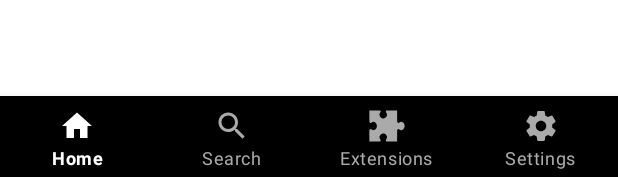
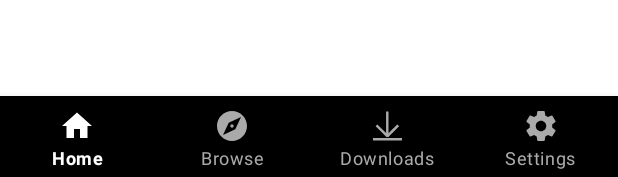
Before and after one commit to AbdullahM0hamed/AnimeDL, an Android app: the layout main.xml on its own in the app's theme, with its tools: preview values and no code run, on a phone screen of 412 x 824 dp. Shown: the part 1056-1233 px from the top of the screen. Run offline under Robolectric (Android 15) with nearby library versions, the phone set to English and light mode, and no system bars.

Commit message:
Change bottom nav items

```diff
--- /dev/null
+++ b/app/src/main/res/drawable/ic_browse_24dp.xml
@@ -0,0 +1,9 @@
+<vector xmlns:android="http://schemas.android.com/apk/res/android"
+        android:width="24dp"
+        android:height="24dp"
+        android:viewportWidth="24.0"
+        android:viewportHeight="24.0">
+    <path
+        android:fillColor="#FF000000"
+        android:pathData="M12,10.9c-0.61,0 -1.1,0.49 -1.1,1.1s0.49,1.1 1.1,1.1c0.61,0 1.1,-0.49 1.1,-1.1s-0.49,-1.1 -1.1,-1.1zM12,2C6.48,2 2,6.48 2,12s4.48,10 10,10 10,-4.48 10,-10S17.52,2 12,2zM14.19,14.19L6,18l3.81,-8.19L18,6l-3.81,8.19z"/>
+</vector>
--- /dev/null
+++ b/app/src/main/res/drawable/ic_download.xml
@@ -0,0 +1,21 @@
+<?xml version="1.0" encoding="utf-8"?>
+<vector xmlns:android="http://schemas.android.com/apk/res/android"
+    android:width="500.000000dp"
+    android:height="500.000000dp"
+    android:viewportWidth="500.000000"
+    android:viewportHeight="500.000000">
+
+    <group
+            android:translateY="500.000000"
+            android:scaleX="0.100000"
+            android:scaleY="-0.100000">
+        <path
+            android:fillColor="#000000"
+            android:strokeWidth="1"
+            android:pathData="M2370 3018 l0 -1503 -605 605 -605 605 -122 -123 -123 -123 751 -749 752 -750 149 0 150 0 48 63 c27 34 355 369 729 745 l681 682 -120 120 c-66 66 -124 120 -130 120 -5 0 -281 -271 -612 -602 l-603 -603 0 1508 0 1507 -170 0 -170 0 0 -1502z" />
+        <path
+            android:fillColor="#000000"
+            android:strokeWidth="1"
+            android:pathData="M550 660 l0 -170 2015 0 2015 0 0 170 0 170 -2015 0 -2015 0 0 -170z" />
+    </group>
+</vector>
--- a/app/src/main/res/drawable/ic_extensions_24dp.xml
+++ /dev/null
@@ -1,16 +0,0 @@
-<?xml version="1.0" encoding="utf-8"?>
-<vector xmlns:android="http://schemas.android.com/apk/res/android"
-    android:width="1000dp"
-    android:height="1000dp"
-    android:viewportWidth="1000"
-    android:viewportHeight="1000">
-
-    <group
-            android:translateY="511.000000"
-            android:scaleX="0.100000"
-            android:scaleY="-0.100000">
-        <path
-            android:fillColor="#000000"
-            android:pathData="M100,2967.9c0-1204.3,6.8-1480.3,34.2-1598.9c63.9-266.9,184.8-437.9,312.5-437.9c84.4,0,139.1,29.6,285.1,152.8c228.1,191.6,431.1,232.6,711.6,146c460.7-143.7,755-581.6,755-1131.3c0-526.9-301.1-967.1-755-1108.5c-280.5-86.7-483.5-45.6-711.6,146C585.8-740.8,531.1-711.1,449-711.1c-91.2,0-159.7-54.7-223.5-184.7C104.6-1135.3,100-1174.1,100-2745.6v-1455.2h1473.4c1313.8,0,1482.6,4.6,1551,36.5c102.6,50.2,130,104.9,118.6,237.2c-11.4,111.8-22.8,141.4-212.1,485.8c-86.7,162-109.5,230.4-118.6,342.1c-25.1,303.3,86.7,586.2,321.6,812c246.3,234.9,549.7,333,875.8,282.8c417.4-63.9,782.3-410.6,869-823.4c54.7-262.3,22.8-396.9-171.1-739c-102.6-177.9-134.6-255.5-141.4-349c-11.4-143.7,13.7-198.4,118.6-248.6c68.4-31.9,237.2-36.5,1551-36.5H7807l6.8,1521.3l6.8,1523.6l54.7,143.7c68.4,184.8,175.6,301.1,273.7,301.1c91.2,0,143.7-27.4,289.7-150.5c157.4-134.6,287.4-191.6,444.8-191.6c415.1,0,807.4,303.4,958,745.8c77.6,221.3,77.6,611.3,2.3,832.5c-157.4,456.2-533.7,748.1-964.8,748.1c-164.2,0-257.8-38.8-424.3-177.9c-166.5-139.1-214.4-164.2-305.6-164.2c-98.1,0-205.3,116.3-273.7,301.1l-54.7,143.7l-6.8,1523.6l-6.8,1521.3H6335.9c-1578.4,0-1589.8,0-1651.3-116.3c-57-104.9-18.2-271.4,123.2-517.7c200.7-351.3,230.4-499.5,161.9-768.7c-141.4-538.3-650-880.4-1179.2-791.5c-223.5,36.5-422,141.4-572.5,298.8c-228.1,239.5-328.5,492.7-307.9,777.8c9.1,130,31.9,189.3,175.6,463c130,253.2,161.9,333,161.9,415.1c0,111.8-45.6,177.9-150.5,216.7c-34.2,13.7-643.2,22.8-1528.2,22.8H100V2967.9z" />
-    </group>
-</vector>
--- a/app/src/main/res/menu/bottom_navigation_menu.xml
+++ b/app/src/main/res/menu/bottom_navigation_menu.xml
@@ -7,13 +7,13 @@
             android:icon="@drawable/ic_home_24dp"
             android:title="@string/home" />
         <item
-            android:id="@+id/nav_search"
-            android:icon="@drawable/ic_search_24dp"
-            android:title="@string/search" />
+            android:id="@+id/nav_browse"
+            android:icon="@drawable/ic_browse_24dp"
+            android:title="@string/browse" />
         <item
-            android:id="@+id/nav_extensions"
-            android:icon="@drawable/ic_extensions_24dp"
-            android:title="@string/extensions" />
+            android:id="@+id/nav_downloads"
+            android:icon="@drawable/ic_download"
+            android:title="@string/download" />
         <item
             android:id="@+id/nav_settings"
             android:icon="@drawable/ic_settings_24dp"
--- a/app/src/main/res/values/strings.xml
+++ b/app/src/main/res/values/strings.xml
@@ -4,7 +4,7 @@
 
     <!-- Bottom Navigation Strings -->
     <string name="home">Home</string>
-    <string name="search">Search</string>
-    <string name="extensions">Extensions</string>
+    <string name="browse">Browse</string>
+    <string name="download">Downloads</string>
     <string name="settings">Settings</string>
 </resources>
```
